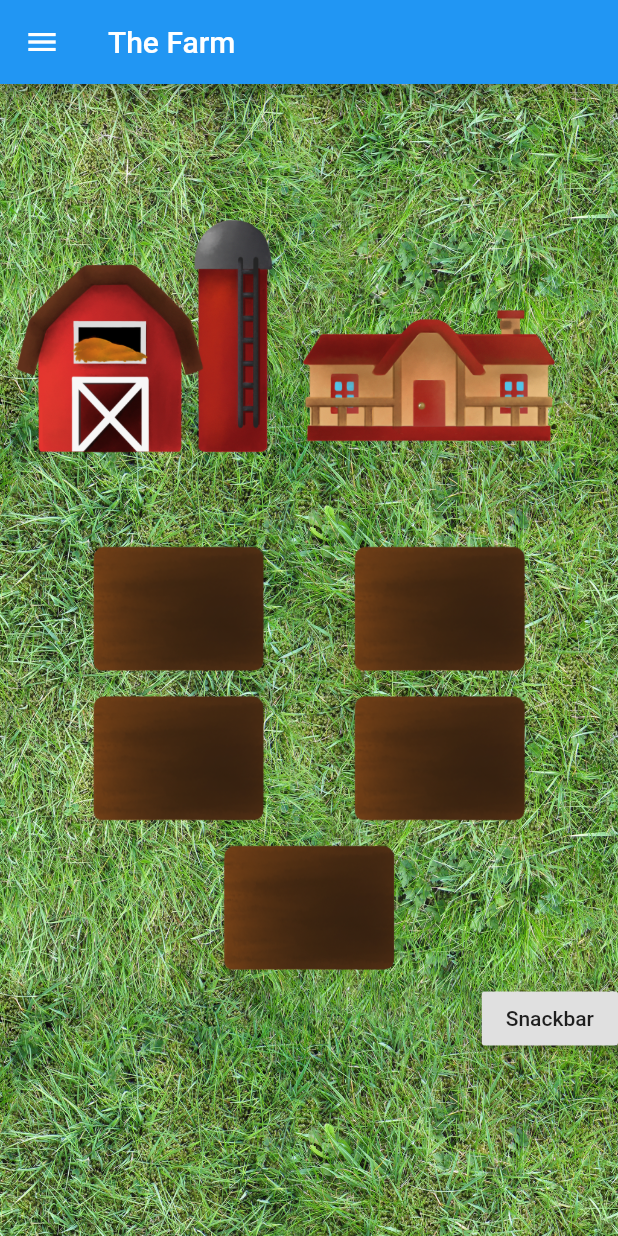
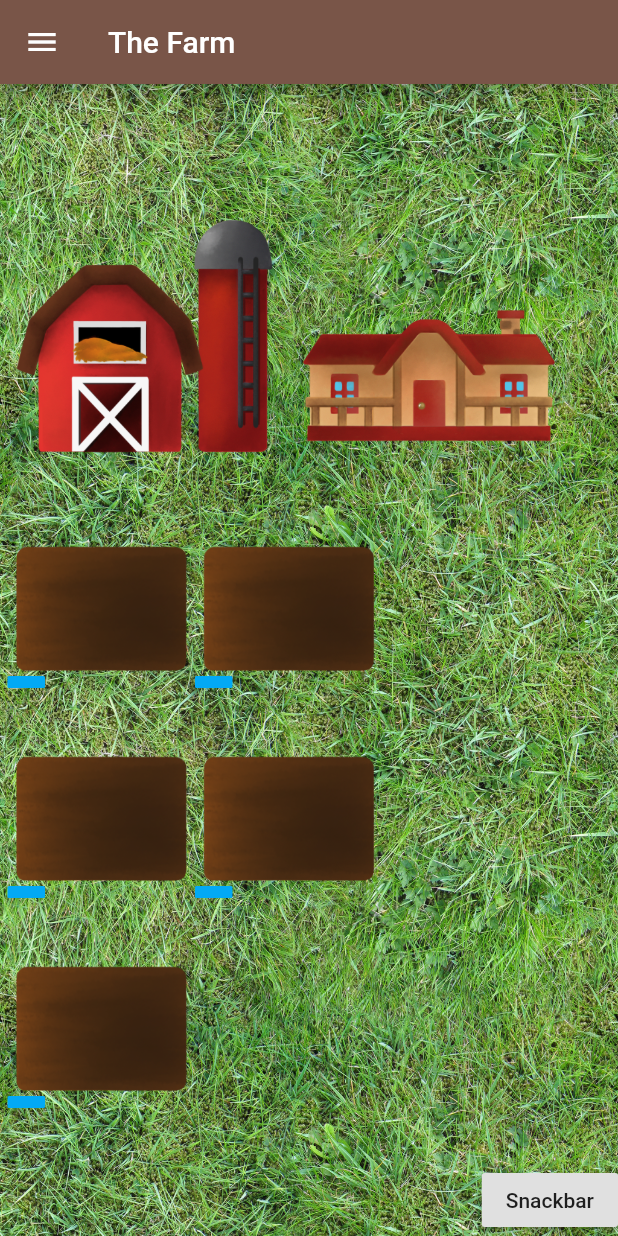
Before and after one commit to MatthewDemoe/Pocket-Farm, a Flutter app: the FarmScreen screen opened by its route, on a phone screen of 412 x 824 dp. Run offline on Flutter 3.47's test engine with Material 2 defaults, Android fonts, the phone set to English and light mode, and no system bars; drawn by our look-alikes of flutter_animation_progress_bar; our stand-ins replace charts_flutter, cloud_firestore, flutter_i18n, flutter_local_notifications, flutter_map, geolocator and 2 more; accounts and stored records are empty.

Commit message:
[ADD] Shop layout beginnings, rough progress stuff
The rough layout of the shop and its elements
Rough early implementation of the progress bar

```diff
--- a/lib/FarmPlot.dart
+++ b/lib/FarmPlot.dart
@@ -1,5 +1,8 @@
 import 'package:flutter/cupertino.dart';
+import 'package:flutter_animation_progress_bar/flutter_animation_progress_bar.dart';
 import 'Enums.dart';
+import 'package:flutter/material.dart';
+
 
 import 'Plants.dart';
 class FarmPlot{
@@ -8,8 +11,9 @@ class FarmPlot{
   DateTime timeCompleted;
 
   GestureDetector gestureDetector;
+  FAProgressBar theProgress;
 
-  FarmPlot({this.gestureDetector});
+  FarmPlot({this.gestureDetector, this.theProgress});
 
   bool plantSomething(SeedType seed)
   {
--- a/lib/FarmScreen.dart
+++ b/lib/FarmScreen.dart
@@ -11,6 +11,9 @@ import 'WorldMapScreen.dart';
 import 'notifications.dart';
 
 import 'WorldMap_Player&SeedData.dart';
+import 'package:flutter_animation_progress_bar/flutter_animation_progress_bar.dart';
+
+
 
 ///////////////////////////////////////////////
 
@@ -54,6 +57,7 @@ class _FarmScreen extends State<FarmScreen> {
   //List<GestureDetector> fields = new List<GestureDetector>();
   List<FarmPlot> farmPlots = new List<FarmPlot>();
   var _notifications = Notifications();
+  int _currentValue = 1;
 
   @override void initState() {
     super.initState();
@@ -62,17 +66,19 @@ class _FarmScreen extends State<FarmScreen> {
   }
 
   void _tick(Duration timestamp){
-
-
     _scheduleTick();
   }
 
   //Taken from flame's game loop
   void _scheduleTick(){
+    setState(() {
+      _currentValue++;
+    });
     SchedulerBinding.instance.scheduleFrameCallback(_tick);
   }
 
   void _pickDialogue(FarmPlot plot){
+
     if(!plot.isPlanted())
     {
       _seedPicker(plot);
@@ -228,14 +234,36 @@ class _FarmScreen extends State<FarmScreen> {
       if ((i % 2) == 0) {
         rows.add(new Row(
           children: [
-            farmPlots[i].gestureDetector,
-          ],
+                Container(
+                  height:130,
+                  width:125,
+                  child: Column(children: <Widget>[
+                  farmPlots[i].gestureDetector,
+                  Flexible(
+                    child: farmPlots[i].theProgress,
+                  ),
+                  ],
+                )
+              ),
+            ],
+          mainAxisSize: MainAxisSize.min,
           mainAxisAlignment: MainAxisAlignment.spaceEvenly,
           crossAxisAlignment: CrossAxisAlignment.end,
         ));
-      } else {
+        } else {
         int t = i ~/ 2;
-        rows[t].children.add(farmPlots[i].gestureDetector);
+        rows[t].children.add( Container(
+                  height:130,
+                  width:125,
+                  child: Column(children: <Widget>[
+                  farmPlots[i].gestureDetector,
+                  Flexible(
+                    child: farmPlots[i].theProgress,
+                  ),
+                  ],
+                )
+              ),
+          );
       }
     }
 
@@ -279,8 +307,20 @@ class _FarmScreen extends State<FarmScreen> {
           scale: 3.0,
           fit: BoxFit.cover,
         ),
+
         onTap: () => _pickDialogue(temp),//() => _seedPicker(),
-      )));
+      ),
+      theProgress: new FAProgressBar(
+        size: 8,
+        currentValue: _currentValue,
+        maxValue: 10,
+        borderRadius: 1,
+        progressColor: Colors.lightBlue,
+        direction: Axis.horizontal,
+        verticalDirection: VerticalDirection.down,
+        animatedDuration: const Duration(milliseconds: 10000),
+      ),
+      ));
       /*fields.add(new GestureDetector(
         child: Image.asset(
           'assets/images/Land.png',
--- a/lib/main.dart
+++ b/lib/main.dart
@@ -76,7 +76,7 @@ class MyApp extends StatelessWidget {
       ],
       title: "Pocket Farm",
       theme: ThemeData(
-        primarySwatch: Colors.blue,
+        primarySwatch: Colors.brown,
         //fontFamily: 'Countryside',
       ),
 
--- a/pubspec.yaml
+++ b/pubspec.yaml
@@ -36,6 +36,7 @@ dependencies:
   flutter_map: ^0.7.3
   geolocator: ^5.1.5
   flutter_local_notifications: ^0.8.4
+  flutter_animation_progress_bar: ^1.0.0
 
 dev_dependencies:
   flutter_test:
```
Also changed, not shown: lib/Layout.dart (added, +35 -0 lines), lib/ShopScreen.dart (+167 -7 lines), assets/images/item0.png (added), assets/images/item1.png (added), assets/images/item2.png (added), assets/images/upgrade0.png (added), assets/images/upgrade1.png (added), assets/images/upgrade2.png (added), assets/images/upgrade3.png (added), assets/images/upgrade4.png (added), pubspec.lock.
